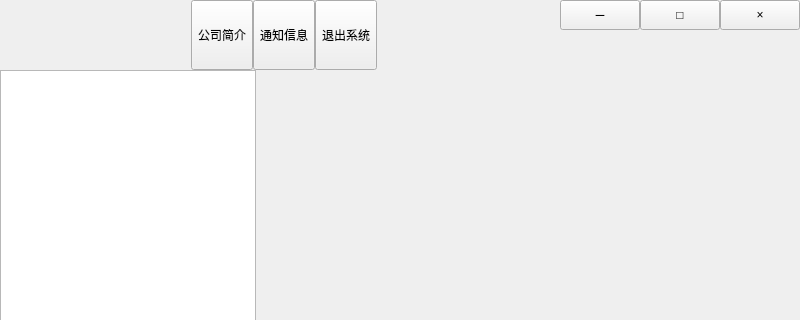
Before: the Qt Designer form 王景岳/project/EmployeeSystem/mainwindow.ui in Faran-sward/EmployeeSystem, drawn with Qt 5; both pictures show x 0 to 800 and y 0 to 320 of the 800 by 600 pixel window.
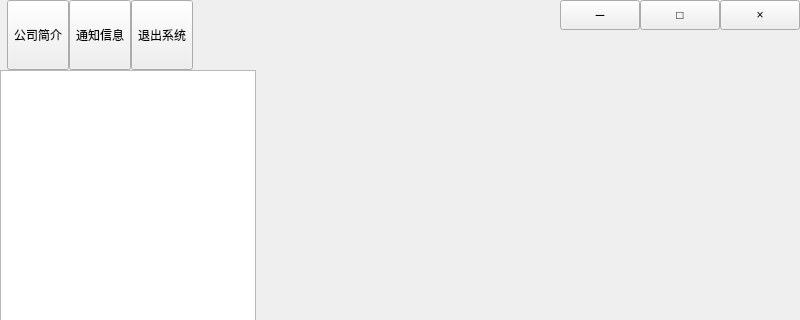
After: the same form once the commit is applied. Custom widgets are drawn as their Qt base class.

```diff
--- a/王景岳/project/EmployeeSystem/mainwindow.ui
+++ b/王景岳/project/EmployeeSystem/mainwindow.ui
@@ -33,11 +33,17 @@
     <item>
      <widget class="QWidget" name="widgetTitle" native="true">
       <property name="sizePolicy">
-       <sizepolicy hsizetype="Preferred" vsizetype="Fixed">
+       <sizepolicy hsizetype="Preferred" vsizetype="Maximum">
         <horstretch>0</horstretch>
         <verstretch>0</verstretch>
        </sizepolicy>
       </property>
+      <property name="maximumSize">
+       <size>
+        <width>16777215</width>
+        <height>70</height>
+       </size>
+      </property>
       <property name="styleSheet">
        <string notr="true"/>
       </property>
@@ -67,25 +73,6 @@
          </property>
         </widget>
        </item>
-       <item>
-        <widget class="QLabel" name="labTitle">
-         <property name="sizePolicy">
-          <sizepolicy hsizetype="Expanding" vsizetype="Preferred">
-           <horstretch>0</horstretch>
-           <verstretch>0</verstretch>
-          </sizepolicy>
-         </property>
-         <property name="styleSheet">
-          <string notr="true"/>
-         </property>
-         <property name="text">
-          <string/>
-         </property>
-         <property name="alignment">
-          <set>Qt::AlignLeading|Qt::AlignLeft|Qt::AlignVCenter</set>
-         </property>
-        </widget>
-       </item>
        <item>
         <widget class="QWidget" name="widgetTop" native="true">
          <layout class="QHBoxLayout" name="horizontalLayout_2">
@@ -112,6 +99,9 @@
               <verstretch>0</verstretch>
              </sizepolicy>
             </property>
+            <property name="styleSheet">
+             <string notr="true"/>
+            </property>
             <property name="text">
              <string>公司简介</string>
             </property>
@@ -137,6 +127,9 @@
               <verstretch>0</verstretch>
              </sizepolicy>
             </property>
+            <property name="styleSheet">
+             <string notr="true"/>
+            </property>
             <property name="text">
              <string>通知信息</string>
             </property>
@@ -159,6 +152,9 @@
               <verstretch>0</verstretch>
              </sizepolicy>
             </property>
+            <property name="styleSheet">
+             <string notr="true"/>
+            </property>
             <property name="text">
              <string>退出系统</string>
             </property>
```
Left out of the diff: 9 changed lines with no effect on the pictures.
